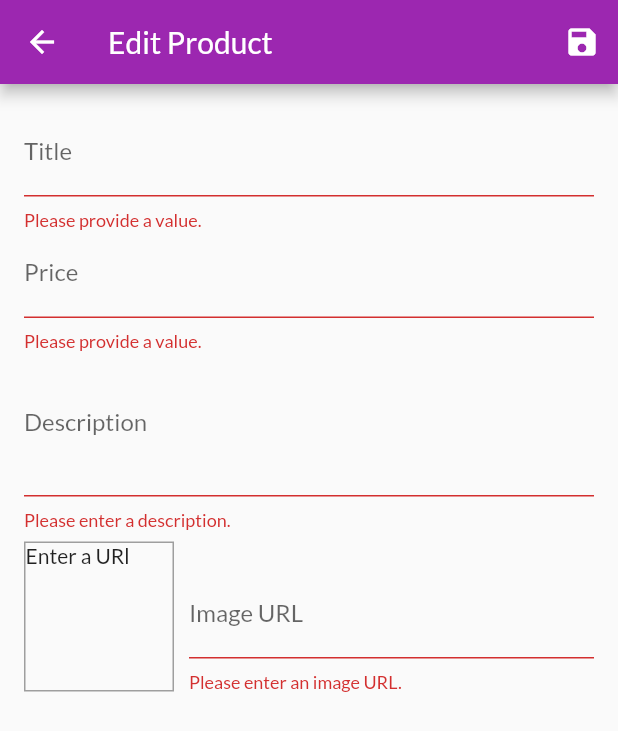
After one commit to Ehab-Nasser-Saber/Shop_App, a Flutter app: the EditProductScreen screen opened by its route, after a tap on the "save" icon, on a phone screen of 412 x 824 dp. The commit adds this screen. Shown: the top 731 px of the screen. Run offline on Flutter 3.47's test engine with Material 2 defaults, Android fonts, the phone set to English and light mode, and no system bars; network calls fail.

Commit message:
section 9 finished

```diff
--- a/lib/main.dart
+++ b/lib/main.dart
@@ -7,6 +7,8 @@
 import './screens/cart_screen.dart';
 import './providers/orders.dart';
 import './screens/orders_screen.dart';
+import './screens/user_products_screen.dart';
+import './screens/edit_product_screen.dart';
 
 void main() => runApp(MyApp());
 
@@ -39,6 +41,8 @@
           ProductDetailScreen.routeName: (ctx) => ProductDetailScreen(),
           CartScreen.routeName: (ctx) => CartScreen(),
           OrdersScreen.routeName: (ctx) => OrdersScreen(),
+          UserProductsScreen.routeName: (ctx) => UserProductsScreen(),
+          EditProductScreen.routeName: (ctx) => EditProductScreen(),
         },
       ),
     );
--- a/lib/providers/products.dart
+++ b/lib/providers/products.dart
@@ -62,8 +62,30 @@
   //   notifyListeners();
   // }
 
-  void addProduct() {
-    // _items.add(value);
+  void addProduct(Product product) {
+    final newProduct = Product(
+      id: DateTime.now().toString(),
+      title: product.title,
+      description: product.description,
+      price: product.price,
+      imageUrl: product.imageUrl,
+    );
+    _items.add(newProduct);
+    notifyListeners();
+  }
+
+  void updateProduct(String id, Product newProduct) {
+    final prodIndex = _items.indexWhere((prod) => prod.id == id);
+    if (prodIndex >= 0) {
+      _items[prodIndex] = newProduct;
+      notifyListeners();
+    } else {
+      print('...');
+    }
+  }
+
+  void deleteProduct(String id) {
+    _items.removeWhere((prod) => prod.id == id);
     notifyListeners();
   }
 }
--- /dev/null
+++ b/lib/screens/edit_product_screen.dart
@@ -0,0 +1,267 @@
+import 'package:flutter/material.dart';
+import 'package:provider/provider.dart';
+import '../providers/products.dart';
+import '../providers/product.dart';
+
+class EditProductScreen extends StatefulWidget {
+  static const routeName = '/edit-product';
+
+  @override
+  State<EditProductScreen> createState() => _EditProductScreenState();
+}
+
+class _EditProductScreenState extends State<EditProductScreen> {
+  final _imageUrlController = TextEditingController();
+  final _imageUrlFocusNode = FocusNode();
+  final _form = GlobalKey<FormState>();
+  var _editedProduct = Product(
+    id: '',
+    title: '',
+    description: '',
+    price: 0,
+    imageUrl: '',
+  );
+  // THIS IS NOT REQUIRED IN THE NEWEST VERSION OF FLUTTER.
+  // final _priceFocusNode = FocusNode();
+  // final _descriptionFocusNode = FocusNode();
+  var _initValues = {
+    'title': '',
+    'description': '',
+    'price': '',
+    'imageUrl': '',
+  };
+  var _isInit = true;
+  @override
+  void initState() {
+    _imageUrlFocusNode.addListener(_updateImageUrl);
+    super.initState();
+  }
+
+  @override
+  void didChangeDependencies() {
+    if (_isInit) {
+      if (ModalRoute.of(context)!.settings.arguments != null) {
+        final productId = ModalRoute.of(context)!.settings.arguments as String;
+        if (productId.isNotEmpty) {
+          _editedProduct =
+              Provider.of<Products>(context, listen: false).findById(productId);
+          _initValues = {
+            'title': _editedProduct.title,
+            'description': _editedProduct.description,
+            'price': _editedProduct.price.toString(),
+            // 'imageUrl': _editedProduct.imageUrl,
+          };
+          _imageUrlController.text = _editedProduct.imageUrl;
+        }
+      }
+    }
+    _isInit = false;
+    super.didChangeDependencies();
+  }
+
+  @override
+  void dispose() {
+    // _priceFocusNode.dispose();
+    // _descriptionFocusNode.dispose();
+    _imageUrlFocusNode.removeListener(_updateImageUrl);
+    _imageUrlController.dispose();
+    _imageUrlFocusNode.dispose();
+    super.dispose();
+  }
+
+  void _updateImageUrl() {
+    if (!_imageUrlFocusNode.hasFocus) {
+      if ((!_imageUrlController.text.startsWith('http') &&
+              !_imageUrlController.text.startsWith('https')) ||
+          (!_imageUrlController.text.endsWith('.png') &&
+              !_imageUrlController.text.endsWith('.jpg') &&
+              !_imageUrlController.text.endsWith('.jpeg'))) {
+        return;
+      }
+      setState(() {});
+    }
+  }
+
+  void _saveForm() {
+    final isValid = _form.currentState!.validate();
+    if (!isValid) {
+      return;
+    }
+    _form.currentState!.save();
+    if (_editedProduct.id != '') {
+      Provider.of<Products>(context, listen: false)
+          .updateProduct(_editedProduct.id, _editedProduct);
+    } else {
+      Provider.of<Products>(context, listen: false).addProduct(_editedProduct);
+    }
+
+    Navigator.of(context).pop(); // go back to previous page after saving
+  }
+
+  @override
+  Widget build(BuildContext context) {
+    return Scaffold(
+      appBar: AppBar(
+        title: Text('Edit Product'),
+        actions: [
+          IconButton(
+            onPressed: _saveForm,
+            icon: Icon(Icons.save),
+          ),
+        ],
+      ),
+      body: Padding(
+        padding: const EdgeInsets.all(16.0),
+        child: Form(
+          key: _form,
+          child: ListView(
+            children: [
+              TextFormField(
+                initialValue: _initValues['title'],
+                decoration: InputDecoration(labelText: 'Title'),
+                textInputAction: TextInputAction.next,
+                validator: ((value) {
+                  if (value!.isEmpty) {
+                    return 'Please provide a value.';
+                  }
+                }),
+                onSaved: (value) {
+                  _editedProduct = Product(
+                      id: _editedProduct.id,
+                      title: value.toString(),
+                      description: _editedProduct.description,
+                      price: _editedProduct.price,
+                      imageUrl: _editedProduct.imageUrl,
+                      isFavorite: _editedProduct.isFavorite);
+                },
+                // onFieldSubmitted: (_) {
+                //   FocusScope.of(context).requestFocus(_priceFocusNode);
+                // },
+              ),
+              TextFormField(
+                initialValue: _initValues['price'],
+                decoration: InputDecoration(labelText: 'Price'),
+                textInputAction: TextInputAction.next,
+                validator: ((value) {
+                  if (value!.isEmpty) {
+                    return 'Please provide a value.';
+                  }
+                  if (double.tryParse(value) == null) {
+                    return 'Please enter a valid number.';
+                  }
+                  if (double.parse(value) <= 0) {
+                    return 'Please enter a number greater than zero.';
+                  }
+                }),
+                keyboardType: TextInputType.number,
+                onSaved: (value) {
+                  _editedProduct = Product(
+                      id: _editedProduct.id,
+                      title: _editedProduct.title,
+                      description: _editedProduct.description,
+                      price: double.parse(value!),
+                      imageUrl: _editedProduct.imageUrl,
+                      isFavorite: _editedProduct.isFavorite);
+                },
+                // focusNode: _priceFocusNode,
+                // onFieldSubmitted: (_) {
+                //   FocusScope.of(context).requestFocus(_descriptionFocusNode);
+                // },
+              ),
+              TextFormField(
+                initialValue: _initValues['description'],
+                decoration: InputDecoration(labelText: 'Description'),
+                maxLines: 3,
+                textInputAction: TextInputAction.next,
+                keyboardType: TextInputType.multiline,
+                validator: ((value) {
+                  if (value!.isEmpty) {
+                    return 'Please enter a description.';
+                  }
+                  if (value.length < 10) {
+                    return 'Should be at least 10 characters long';
+                  }
+                  return null;
+                }),
+                onSaved: (value) {
+                  _editedProduct = Product(
+                      id: _editedProduct.id,
+                      title: _editedProduct.title,
+                      description: value.toString(),
+                      price: _editedProduct.price,
+                      imageUrl: _editedProduct.imageUrl,
+                      isFavorite: _editedProduct.isFavorite);
+                },
+                // focusNode: _descriptionFocusNode,
+              ),
+              Row(
+                crossAxisAlignment: CrossAxisAlignment.end,
+                children: [
+                  Container(
+                    width: 100,
+                    height: 100,
+                    margin: EdgeInsets.only(
+                      top: 8,
+                      right: 10,
+                    ),
+                    decoration: BoxDecoration(
+                      border: Border.all(
+                        width: 1,
+                        color: Colors.grey,
+                      ),
+                    ),
+                    child: _imageUrlController.text.isEmpty
+                        ? Text('Enter a URl')
+                        : FittedBox(
+                            child: Image.network(
+                              _imageUrlController.text,
+                              fit: BoxFit.cover,
+                            ),
+                          ),
+                  ),
+                  Expanded(
+                    child: TextFormField(
+                      decoration: InputDecoration(labelText: 'Image URL'),
+                      keyboardType: TextInputType.url,
+                      textInputAction: TextInputAction.done,
+                      controller: _imageUrlController,
+                      focusNode: _imageUrlFocusNode,
+                      onFieldSubmitted: (_) {
+                        _saveForm();
+                      },
+                      validator: (value) {
+                        if (value!.isEmpty) {
+                          return 'Please enter an image URL.';
+                        }
+                        if (!value.startsWith('http') &&
+                            !value.startsWith('https')) {
+                          return 'Please enter a valid URL.';
+                        }
+                        if (!value.endsWith('.png') &&
+                            !value.endsWith('.jpg') &&
+                            !value.endsWith('.jpeg')) {
+                          return 'Please enter a valid image URL.';
+                        }
+                        return null;
+                      },
+                      onSaved: (value) {
+                        _editedProduct = Product(
+                          title: _editedProduct.title,
+                          price: _editedProduct.price,
+                          description: _editedProduct.description,
+                          imageUrl: value.toString(),
+                          id: _editedProduct.id,
+                          isFavorite: _editedProduct.isFavorite,
+                        );
+                      },
+                    ),
+                  ),
+                ],
+              )
+            ],
+          ),
+        ),
+      ),
+    );
+  }
+}
--- a/lib/widgets/app_drawer.dart
+++ b/lib/widgets/app_drawer.dart
@@ -1,4 +1,5 @@
 import 'package:flutter/material.dart';
+import '../screens/user_products_screen.dart';
 import '../screens/orders_screen.dart';
 
 class AppDrawer extends StatelessWidget {
@@ -29,6 +30,16 @@
               OrdersScreen.routeName,
             );
           },
+        ),
+        Divider(),
+        ListTile(
+          leading: Icon(Icons.edit),
+          title: Text('Manage Products'),
+          onTap: () {
+            Navigator.of(context).pushReplacementNamed(
+              UserProductsScreen.routeName,
+            );
+          },
         )
       ]),
     );
```
Also changed, not shown: lib/providers/cart.dart (+19 -0 lines), lib/screens/user_products_screen.dart (added, +43 -0 lines), lib/widgets/cart_item.dart (+21 -0 lines), lib/widgets/product_item.dart (+15 -0 lines), lib/widgets/user_product_item.dart (added, +44 -0 lines).
